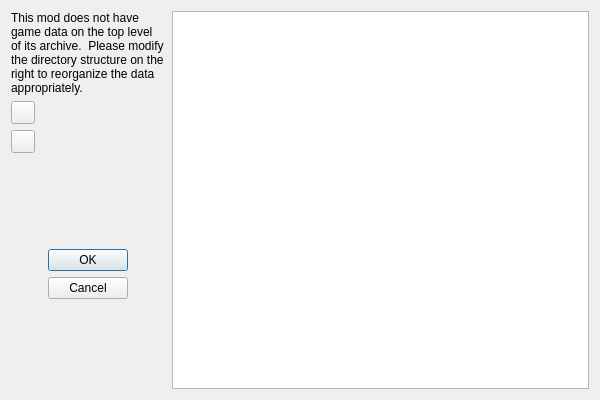
The window that skymodman/interface/designer/ui/archive_structure.ui (Kf4btg/SkyModMan) describes before a commit, drawn with Qt 5.
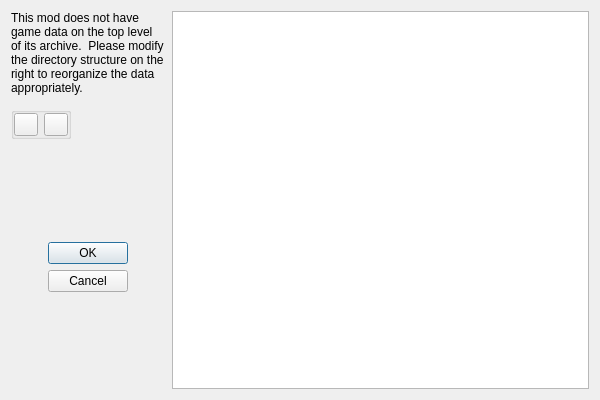
The same window after the commit. Icons and pictures are not drawn.

Commit message:
Tweak undo buttons; actions now work almost right.
View is not updated correctly after a rename operation--specifically,
when the name of a parent directory changes, that dir is reordered to
the correct sorted location, but its contents do not always follow it.
This does seem to be entirely a visual bug; the underlying fs tree is
in fact updated as it should be.

The edit to the form file:
```diff
--- a/skymodman/interface/designer/ui/archive_structure.ui
+++ b/skymodman/interface/designer/ui/archive_structure.ui
@@ -118,14 +118,41 @@
      </property>
     </spacer>
    </item>
-   <item row="1" column="0">
+   <item row="2" column="0">
+    <widget class="QGroupBox" name="undo_btngroup">
+     <property name="sizePolicy">
+      <sizepolicy hsizetype="Maximum" vsizetype="Preferred">
+       <horstretch>0</horstretch>
+       <verstretch>0</verstretch>
+      </sizepolicy>
+     </property>
+     <property name="flat">
+      <bool>true</bool>
+     </property>
+     <layout class="QHBoxLayout" name="horizontalLayout">
+      <property name="spacing">
+       <number>6</number>
+      </property>
+      <property name="leftMargin">
+       <number>0</number>
+      </property>
+      <property name="topMargin">
+       <number>0</number>
+      </property>
+      <property name="rightMargin">
+       <number>0</number>
+      </property>
+      <property name="bottomMargin">
+       <number>0</number>
+      </property>
+      <item>
     <widget class="QToolButton" name="btn_undo">
      <property name="icon">
       <iconset theme="edit-undo"/>
      </property>
     </widget>
    </item>
-   <item row="2" column="0">
+      <item>
     <widget class="QToolButton" name="btn_redo">
      <property name="icon">
       <iconset theme="edit-redo"/>
@@ -133,7 +160,10 @@
     </widget>
    </item>
   </layout>
-  <action name="action_set_as_top_level_directory">
+    </widget>
+   </item>
+  </layout>
+  <action name="action_set_toplevel">
    <property name="text">
     <string>&amp;Set as top level directory</string>
    </property>
```
Left out of the diff: 2 changed lines with no effect on the pictures. Lines whose indentation alone changed are shown as unchanged. The commit also changes 3 other files.
